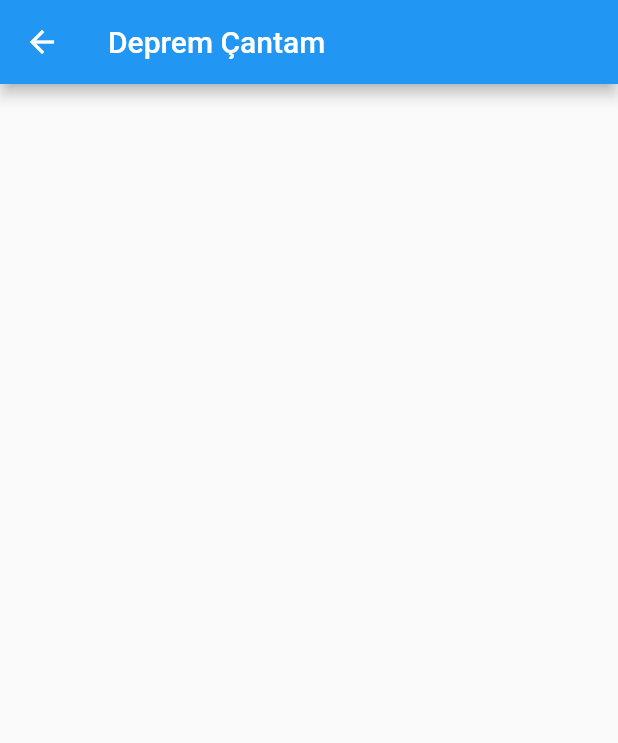
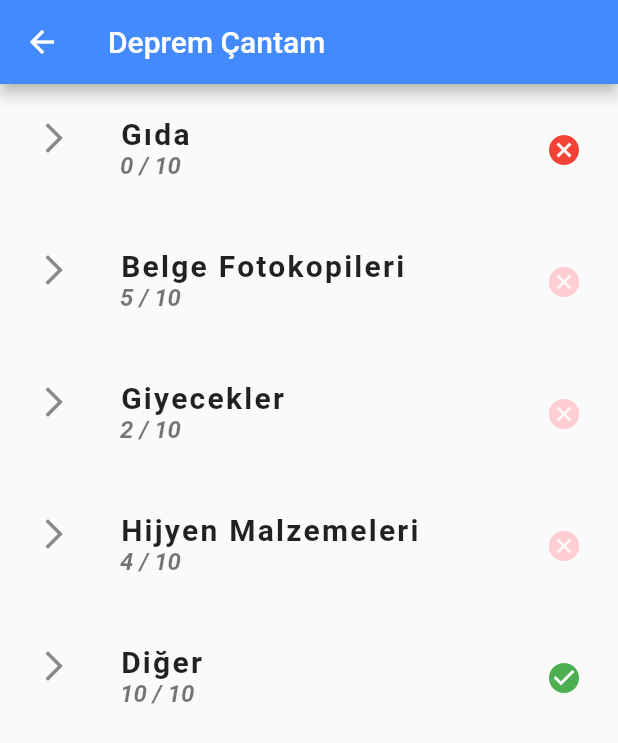
Before and after one commit to bartukaan/quake_flutter, a Flutter app: the QuakeBag screen opened directly, on a phone screen of 412 x 824 dp. Shown: the top 743 px of the screen. Run offline on Flutter 3.47's test engine with Material 2 defaults, Android fonts, the phone set to English and light mode, and no system bars; our stand-ins replace firebase_messaging, flutter_local_notifications, get_it; missing offline and left inert: qr_code_scanner, workmanager; accounts and stored records are empty.

Commit message:
Static olarak deprem çantası dolduruldu.

```diff
--- a/lib/screens/quake_bag_screen.dart
+++ b/lib/screens/quake_bag_screen.dart
@@ -1,4 +1,7 @@
 import 'package:flutter/material.dart';
+import 'package:quake_flutter/models/quake_bag_model.dart';
+import 'package:quake_flutter/screens/quake_bag_items_screen.dart';
+import 'package:quake_flutter/utilities/constants.dart';
 
 class QuakeBag extends StatefulWidget {
   @override
@@ -6,12 +9,76 @@ class QuakeBag extends StatefulWidget {
 }
 
 class _QuakeBagState extends State<QuakeBag> {
+  List<BagCategories> bagCategoriesList = [
+    BagCategories(categoryName: "Gıda", requiredCount: 3, count: 0),
+    BagCategories(categoryName: "Belge Fotokopileri", requiredCount: 10, count: 5),
+    BagCategories(categoryName: "Giyecekler", requiredCount: 5, count: 2),
+    BagCategories(categoryName: "Hijyen Malzemeleri", requiredCount: 10, count: 4),
+    BagCategories(categoryName: "Diğer", requiredCount: 4, count: 10),
+  ];
+
   @override
   Widget build(BuildContext context) {
     return Scaffold(
       appBar: AppBar(
         title: Text('Deprem Çantam'),
+        backgroundColor: Colors.blueAccent,
       ),
+      body: Container(
+        child: ListView.builder(
+          itemBuilder: (BuildContext context, int index) {
+
+            var item = bagCategoriesList[index];
+
+            return Padding(
+              padding: const EdgeInsets.all(8.0),
+              child: ListTile(
+                onTap: () {
+                  var itemSelectedList = bagItemList.where((element) => element.parentCategoryName == item.categoryName).toList();
+                  Navigator.of(context).push(MaterialPageRoute(builder: (context) => QuakeBagItems(itemsCategoryName: item.categoryName, itemList: itemSelectedList,)));
+                },
+                leading: Icon(Icons.arrow_forward_ios),
+                title: Text(
+                  item.categoryName,
+                  style: TextStyle(
+                    fontSize: 20,
+                    letterSpacing: 1.5,
+                    fontWeight: FontWeight.bold,
+                  ),
+                ),
+                subtitle: Text(
+                  _generateCountText(10, item.count),
+                  style: TextStyle(
+                    fontSize: 16,
+                    fontStyle: FontStyle.italic,
+                    fontWeight: FontWeight.bold,
+                  ),
+                ),
+                trailing: _getTrailing(10, item.count),
+              ),
+            );
+          },
+          itemCount: bagCategoriesList.length,
+        ),
+        ),
     );
   }
+
+  Widget _getTrailing(int requiredCount, int count) {
+    if (count == 0) {
+      return Icon(Icons.cancel, color: Colors.red,);
+    } else if (count == requiredCount || count > requiredCount) {
+      return Icon(Icons.check_circle, color: Colors.green,);
+    } else {
+      return Icon(Icons.cancel, color: Colors.red.shade100,);
+    }
+  }
+
+  String _generateCountText(int requiredCount, int count) {
+    if (requiredCount < count) {
+      return count.toString() + ' / ' + count.toString();
+    } else {
+      return count.toString() + ' / ' + requiredCount.toString();
+    }
+  }
 }
--- a/lib/utilities/constants.dart
+++ b/lib/utilities/constants.dart
@@ -1,4 +1,5 @@
 import 'package:flutter/material.dart';
+import 'package:quake_flutter/models/quake_bag_model.dart';
 
 final kBoxDecorationStyle = BoxDecoration(
   color: Colors.amber,
@@ -15,3 +16,29 @@ final kBoxDecorationStyle = BoxDecoration(
 final kTextStyle = TextStyle(
 
 );
+
+final List<String> categoriesNames = [ 'Gıda', 'Belge Fotokopileri', 'Giyecekler', 'Hijyen Malzemeleri', 'Diğer' ];
+final List<String> belgeFotokopileriCategories = ['Kimlik Kartları', 'Diplomalar', 'Pasaport, Banka Cüzdanı vb.', 'Diğer'];
+List<BagItemCategories> bagItemList = [
+  BagItemCategories(parentCategoryName: "Belge Fotokopileri", categoryName: "Kimlik Kartları", itemName: "Nüfus Cüzdanım"),
+  BagItemCategories(parentCategoryName: "Belge Fotokopileri", categoryName: "Diplomalar", itemName: "Diplomam"),
+  BagItemCategories(parentCategoryName: "Belge Fotokopileri", categoryName: "Pasaport, Banka Cüzdanı vb.", itemName: "Türkiye İş Bankası Cüzdanım"),
+  BagItemCategories(parentCategoryName: "Belge Fotokopileri", categoryName: "Pasaport, Banka Cüzdanı vb.", itemName: "QNB Enpara Cüzdanım"),
+  BagItemCategories(parentCategoryName: "Belge Fotokopileri", categoryName: "Diğer", itemName: "Köpeğimin Sağlık Karnesi"),
+  BagItemCategories(parentCategoryName: "Giyecekler", categoryName: "Yağmurluk", itemName: "Yağmurluğum"),
+  BagItemCategories(parentCategoryName: "Giyecekler", categoryName: "İklime Uygun Giysiler", itemName: "Kazağım"),
+  BagItemCategories(parentCategoryName: "Hijyen Malzemeleri", categoryName: "Sabun ve Dezenfektanlar", itemName: "Katı Sabun"),
+  BagItemCategories(parentCategoryName: "Hijyen Malzemeleri", categoryName: "Sabun ve Dezenfektanlar", itemName: "Dezenfektan"),
+  BagItemCategories(parentCategoryName: "Hijyen Malzemeleri", categoryName: "Sabun ve Dezenfektanlar", itemName: "Diş Fırçam"),
+  BagItemCategories(parentCategoryName: "Hijyen Malzemeleri", categoryName: "Sabun ve Dezenfektanlar", itemName: "Diş Macunum"),
+  BagItemCategories(parentCategoryName: "Diğer", categoryName: "İlk Yardım Çantası", itemName: "İlk Yardım Kiti"),
+  BagItemCategories(parentCategoryName: "Diğer", categoryName: "İlk Yardım Çantası", itemName: "İlaçlarım"),
+  BagItemCategories(parentCategoryName: "Diğer", categoryName: "Uyku Tulumu ve Battaniye", itemName: "Uyku Tulumum"),
+  BagItemCategories(parentCategoryName: "Diğer", categoryName: "Uyku Tulumu ve Battaniye", itemName: "Battaniyem"),
+  BagItemCategories(parentCategoryName: "Diğer", categoryName: "Çakı, Düdük, Küçük Makas", itemName: "Düdük"),
+  BagItemCategories(parentCategoryName: "Diğer", categoryName: "Çakı, Düdük, Küçük Makas", itemName: "Küçük Makas"),
+  BagItemCategories(parentCategoryName: "Diğer", categoryName: "Kağıt, Kalem", itemName: "Kağıt"),
+  BagItemCategories(parentCategoryName: "Diğer", categoryName: "Kağıt, Kalem", itemName: "Kalem"),
+  BagItemCategories(parentCategoryName: "Diğer", categoryName: "Pil, El Feneri vb.", itemName: "Pil"),
+  BagItemCategories(parentCategoryName: "Diğer", categoryName: "Pil, El Feneri vb.", itemName: "El Feneri"),
+];
```
Also changed, not shown: lib/models/quake_bag_model.dart (added, +71 -0 lines), lib/screens/quake_bag_items_screen.dart (added, +206 -0 lines).
